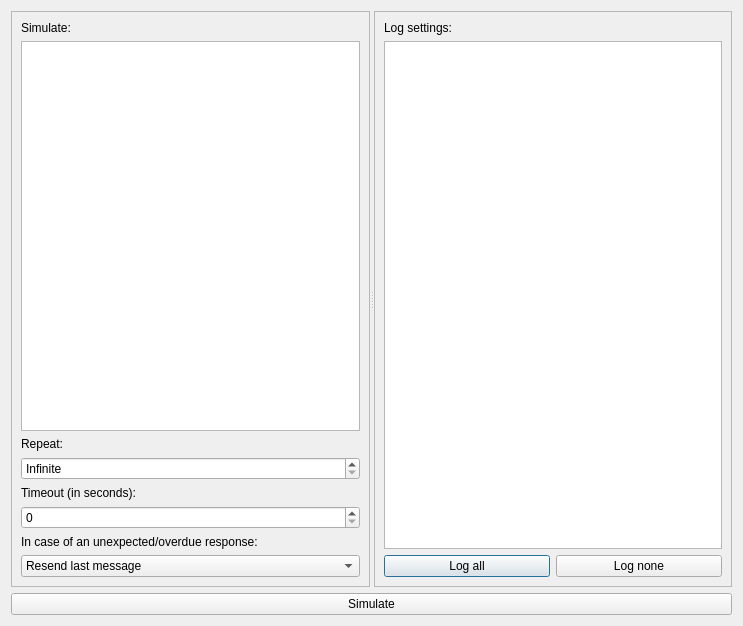
Before: the Qt Designer form ui/simulate_dialog.ui in jopohl/urh, drawn with Qt 5.
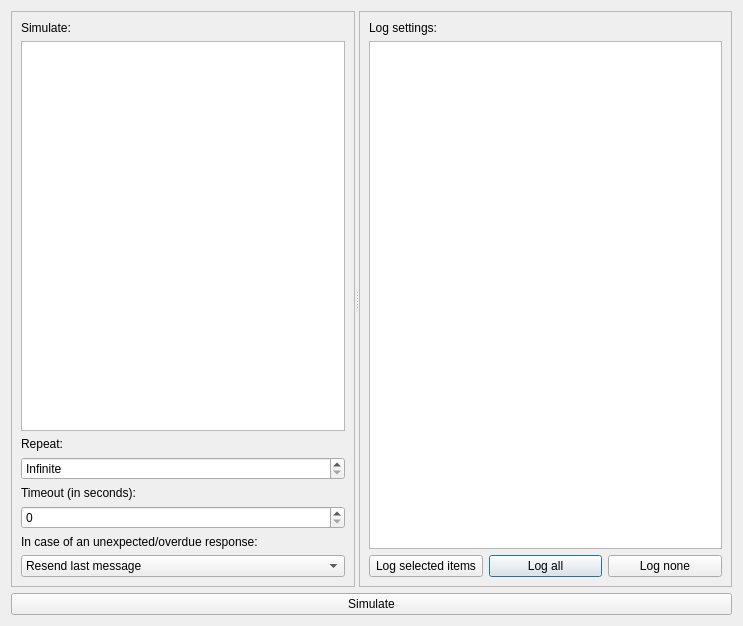
After: the same form once the commit is applied. Icons and pictures are not drawn. Custom widgets are drawn as their Qt base class.

Commit message: add "Log selected items" button in simulation settings dialog

```diff
--- a/ui/simulate_dialog.ui
+++ b/ui/simulate_dialog.ui
@@ -100,30 +100,37 @@
        <enum>QFrame::Raised</enum>
       </property>
       <layout class="QGridLayout" name="gridLayout_2">
-       <item row="0" column="0" colspan="2">
-        <widget class="QLabel" name="label_5">
-         <property name="text">
-          <string>Log settings:</string>
-         </property>
-        </widget>
-       </item>
-       <item row="1" column="0" colspan="2">
-        <widget class="LoggingGraphicsView" name="gvSimulator"/>
-       </item>
-       <item row="2" column="0">
+       <item row="2" column="1">
         <widget class="QPushButton" name="btnLogAll">
          <property name="text">
           <string>Log all</string>
          </property>
         </widget>
        </item>
-       <item row="2" column="1">
+       <item row="2" column="2">
         <widget class="QPushButton" name="btnLogNone">
          <property name="text">
           <string>Log none</string>
          </property>
         </widget>
        </item>
+       <item row="2" column="0">
+        <widget class="QPushButton" name="btnLog">
+         <property name="text">
+          <string>Log selected items</string>
+         </property>
+        </widget>
+       </item>
+       <item row="1" column="0" colspan="3">
+        <widget class="LoggingGraphicsView" name="gvSimulator"/>
+       </item>
+       <item row="0" column="0" colspan="3">
+        <widget class="QLabel" name="label_5">
+         <property name="text">
+          <string>Log settings:</string>
+         </property>
+        </widget>
+       </item>
       </layout>
      </widget>
     </widget>
```
The commit also changes 3 other files.
